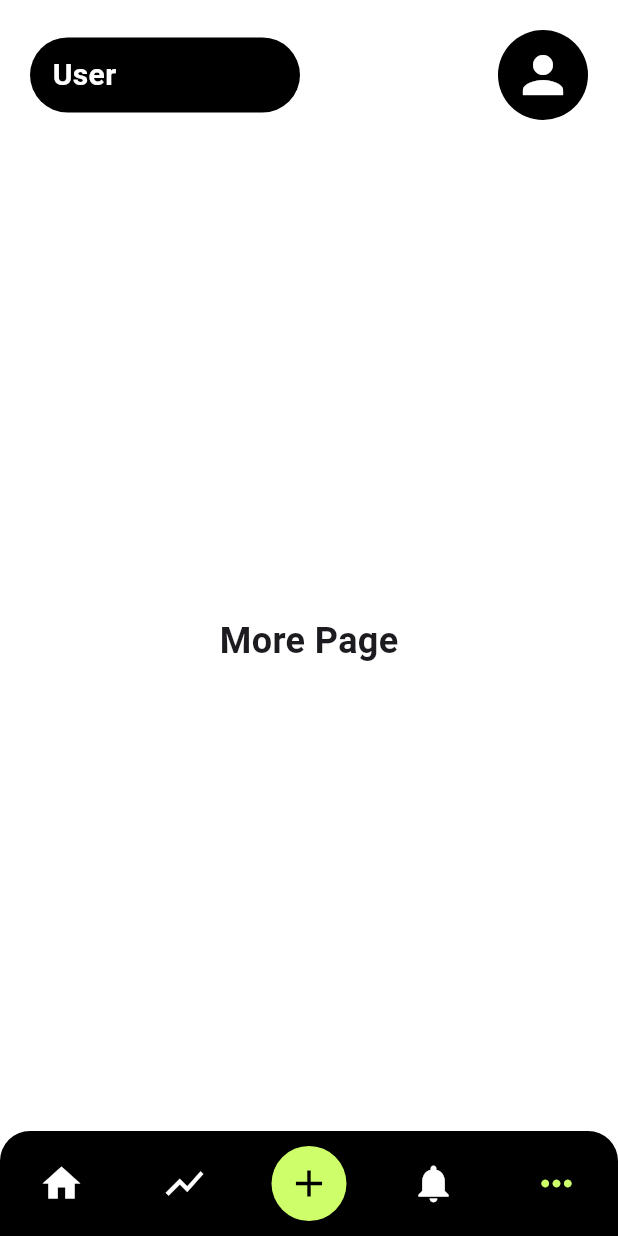
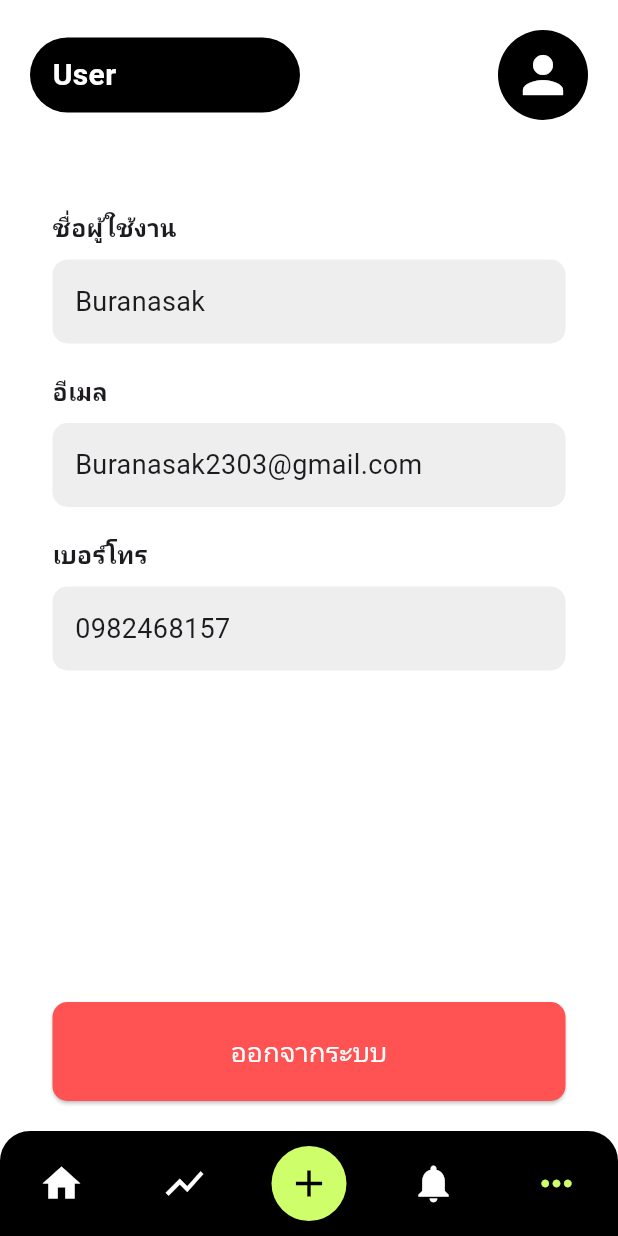
Before and after one commit to SittinonTee/flutter_tax_app, a Flutter app: the screen it shows after launch, item 5 of the bottom bar chosen, on a phone screen of 412 x 824 dp. Run offline on Flutter 3.47's test engine with Material 3 defaults, Android fonts, the phone set to English and light mode, and no system bars; Roboto replaces fonts that are missing (Kanit).

Commit message:
add settingPage

```diff
--- a/lib/Home/Home.dart
+++ b/lib/Home/Home.dart
@@ -2,6 +2,7 @@ import 'package:flutter/material.dart';
 import 'package:flutter_tax_app/Home/BalanceCard.dart';
 import 'package:flutter_tax_app/Home/Boxcontent.dart';
 import 'TopBar.dart';
+import 'package:flutter_tax_app/Login/Login.dart';
 
 void main() {
   runApp(const MyApp());
@@ -39,7 +40,7 @@ class _HomePageState extends State<HomePage> {
     const ChartPage(),
     const AddPage(),
     const NotificationsPage(),
-    const MorePage(),
+    const ProfilePage(),
   ];
 
   @override
@@ -191,19 +192,6 @@ class NotificationsPage extends StatelessWidget {
   }
 }
 
-class MorePage extends StatelessWidget {
-  const MorePage({super.key});
-
-  @override
-  Widget build(BuildContext context) {
-    return const Center(
-      child: Text(
-        "More Page",
-        style: TextStyle(fontSize: 24, fontWeight: FontWeight.bold),
-      ),
-    );
-  }
-}
 
 class AddPage extends StatelessWidget {
   const AddPage({super.key});
@@ -242,3 +230,113 @@ class AddPage extends StatelessWidget {
     );
   }
 }
+
+class ProfilePage extends StatelessWidget {
+  const ProfilePage({super.key});
+
+  @override
+  Widget build(BuildContext context) {
+    return Scaffold(
+      backgroundColor: Colors.white,
+      body: Padding(
+        padding: const EdgeInsets.all(20), //padding เนื้อหา
+
+        child: Column(
+          crossAxisAlignment: CrossAxisAlignment.start, // จัดเนื้อหาแบบแนวนอน
+          children: [
+
+            const SizedBox(height: 20), // กล่องให้ห่างจากข้างบน 20
+            const Text(
+              'ชื่อผู้ใช้งาน',
+              style: TextStyle(fontSize: 16, fontWeight: FontWeight.bold,),
+            ),
+
+            const SizedBox(height: 10), // กล่องให้ห่างจากข้างบน 10
+            Container(
+              width: double.infinity,
+              padding: const EdgeInsets.all(15),
+              decoration: BoxDecoration(
+                //ใช้ปรับแต่ง Container
+                color: Colors.grey[200],
+                borderRadius: BorderRadius.circular(10),
+              ),
+              child: const Text(
+                'Buranasak',
+                style: TextStyle(fontSize: 18),
+              ),
+            ),
+
+
+            const SizedBox(height: 20),
+            const Text(
+              'อีเมล',
+              style: TextStyle(fontSize: 16, fontWeight: FontWeight.bold),
+            ),
+
+            const SizedBox(height: 10),
+            Container(
+              width: double.infinity,
+              padding: const EdgeInsets.all(15),
+              decoration: BoxDecoration( //ใช้ปรับแต่ง Container
+                color: Colors.grey[200],
+                borderRadius: BorderRadius.circular(10),
+              ),
+              child: const Text(
+                'Buranasak2303@gmail.com',
+                style: TextStyle(fontSize: 18),
+              ),
+            ),
+
+
+            const SizedBox(height: 20),
+            const Text(
+              'เบอร์โทร',
+              style: TextStyle(fontSize: 16, fontWeight: FontWeight.bold),
+            ),
+
+            const SizedBox(height: 10),
+            Container(
+              width: double.infinity,
+              padding: const EdgeInsets.all(15),
+              decoration: BoxDecoration( //ใช้ปรับแต่ง Container
+                color: Colors.grey[200],
+                borderRadius: BorderRadius.circular(10),
+              ),
+              child: const Text(
+                '0982468157',
+                style: TextStyle(fontSize: 18),
+              ),
+            ),
+            const Spacer(),
+            const SizedBox(height: 40),
+            Center(
+              child: SizedBox(
+                width: double.infinity,
+                child: ElevatedButton(
+                  onPressed: () {
+                    Navigator.push(
+                      context,
+                      MaterialPageRoute(builder: (context) => const Login()),
+                    );
+                  },
+                  style: ElevatedButton.styleFrom(
+                    backgroundColor: Colors.redAccent,
+                    padding: const EdgeInsets.all(20),
+                    shape: RoundedRectangleBorder(
+                      borderRadius: BorderRadius.circular(10),
+                    ),
+                  ),
+                  child: const Text(
+                    'ออกจากระบบ',
+                    style: TextStyle(fontSize: 18, color: Colors.white),
+                  ),
+                ),
+              ),
+            ),
+
+          ],
+        ),
+      ),
+    );
+  }
+}
```
